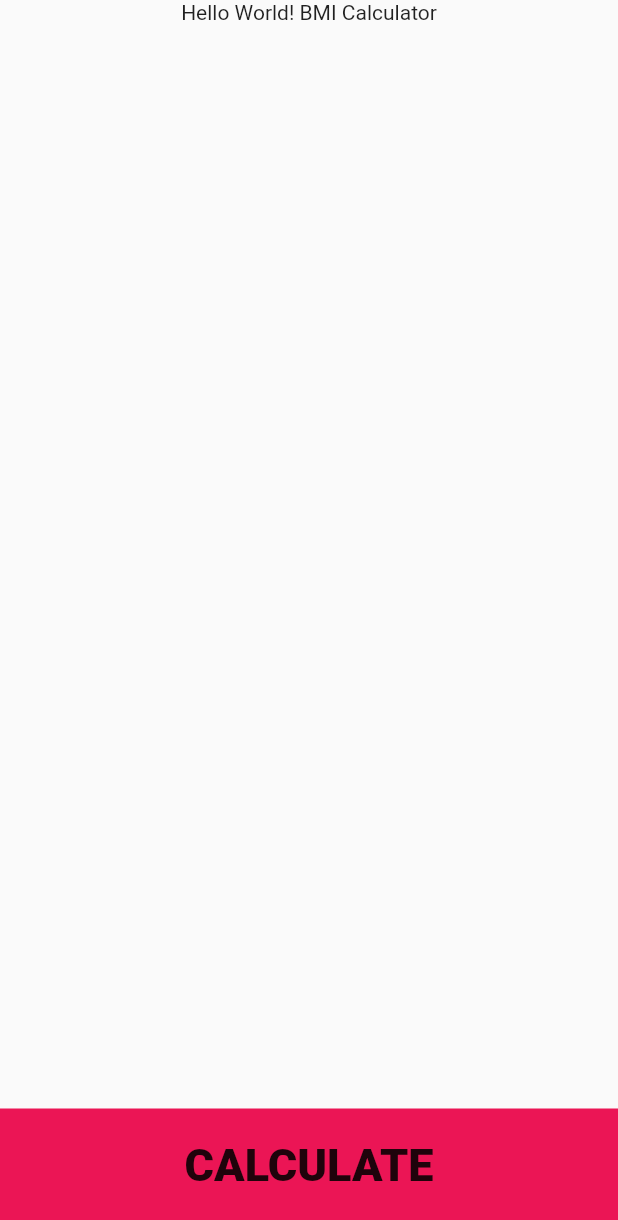
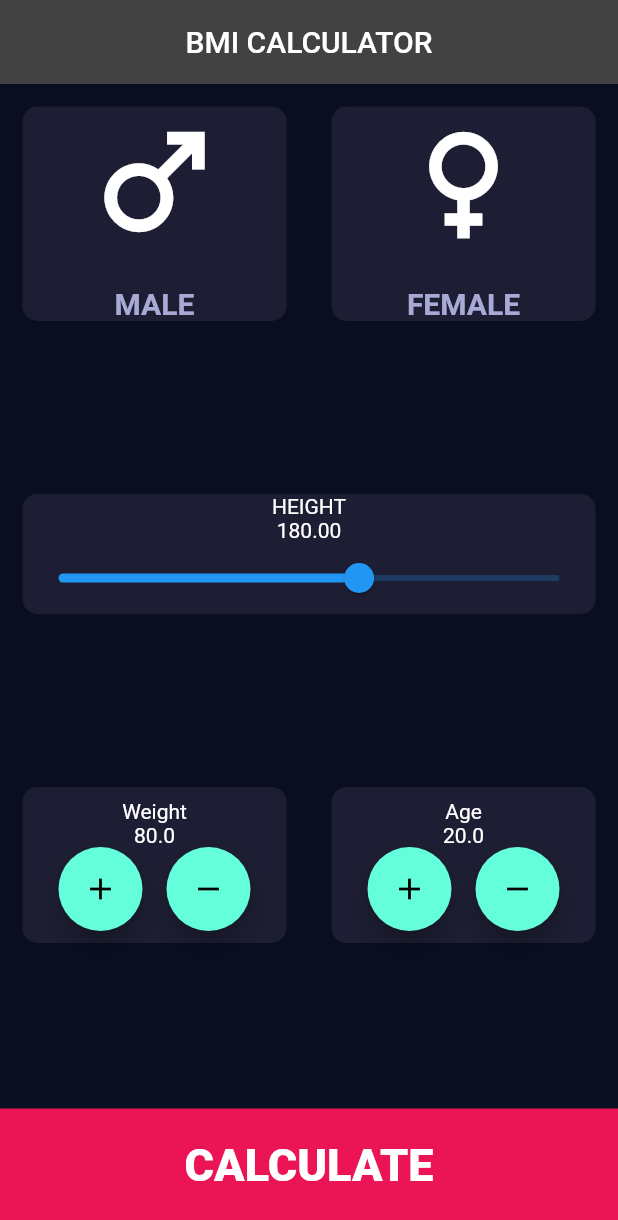
Before and after one commit to pkrenn/wia-bmi-calculator, a Flutter app: the screen it shows after launch, on a phone screen of 412 x 824 dp. Shown: the top 1220 px of the screen. Run offline on Flutter 3.47's test engine with Material 2 defaults, Android fonts, the phone set to English and light mode, and no system bars; our stand-ins replace firebase_core; accounts and stored records are empty; statements that could not run were skipped.

Commit message:
Finished Version

```diff
--- a/lib/components/Reusable_Card.dart
+++ b/lib/components/Reusable_Card.dart
@@ -1 +1,24 @@
 //Stateless or Stateful Widget?
+import 'package:flutter/material.dart';
+
+class ReusableCard extends StatelessWidget {
+  ReusableCard({Key? key, required this.child, required this.onPress, required this.color}) : super(key: key);
+
+  Widget child;
+  Function() onPress;
+  Color color;
+
+  Widget build(BuildContext context) {
+    return GestureDetector(
+      onTap: onPress,
+      child: Container(
+        child: child,
+        margin: EdgeInsets.all(15.0),
+        decoration: BoxDecoration(
+          color: color,
+          borderRadius: BorderRadius.circular(10.0),
+        ),
+      ),
+    );
+  }
+}
--- a/lib/components/card_details.dart
+++ b/lib/components/card_details.dart
@@ -1,8 +1,8 @@
 import 'package:flutter/material.dart';
 import '../constants.dart';
 
-class cardDetails extends StatelessWidget {
-  cardDetails({required this.cardIcon, required this.cardText});
+class CardDetails extends StatelessWidget {
+  CardDetails({required this.cardIcon, required this.cardText});
 
   final IconData cardIcon;
   final String cardText;
--- a/lib/main.dart
+++ b/lib/main.dart
@@ -14,6 +14,9 @@ class BMICalculator extends StatelessWidget {
   @override
   Widget build(BuildContext context) {
     return MaterialApp(
+      theme: ThemeData.dark().copyWith(
+        scaffoldBackgroundColor: Color(0xFF0A0E21),
+      ),
       home: InputPage(),
     );
   }
--- a/lib/screens/input_page.dart
+++ b/lib/screens/input_page.dart
@@ -1,6 +1,11 @@
+import 'package:bmi_calculator/bmi_brain.dart';
+import 'package:bmi_calculator/components/Reusable_Card.dart';
+import 'package:bmi_calculator/components/bottomButton.dart';
+import 'package:bmi_calculator/components/card_details.dart';
+import 'package:bmi_calculator/constants.dart';
 import 'package:flutter/material.dart';
+
 import 'result_page.dart';
-import 'package:bmi_calculator/components/bottomButton.dart';
 
 enum Gender {
   male,
@@ -13,24 +18,162 @@ class InputPage extends StatefulWidget {
 }
 
 class _InputPageState extends State<InputPage> {
+  Gender? gender;
+  double height = 180;
+  double weight = 80;
+  double age = 20;
+
 
   @override
   Widget build(BuildContext context) {
     return Scaffold(
+      appBar: AppBar(
+        title: Text("BMI CALCULATOR"),
+        centerTitle: true,
+        elevation: 0,
+      ),
       body: Column(
         crossAxisAlignment: CrossAxisAlignment.stretch,
         mainAxisSize: MainAxisSize.max,
         mainAxisAlignment: MainAxisAlignment.spaceBetween,
         children: [
-          Center(
-              child: Text("Hello World! BMI Calculator")
+          Row(
+            children: [
+              Expanded(
+                child: ReusableCard(
+                  child: CardDetails(
+                    cardIcon: Icons.male,
+                    cardText: "MALE",
+                  ),
+                  onPress: () {
+                    setState(() {
+                      gender = Gender.male;
+                    });
+                    debugPrint("PRESSED MALE!");
+                  },
+                  color: gender == Gender.male ? kTapCardColour : kCardColour,
+                ),
+              ),
+              Expanded(
+                child: ReusableCard(
+                  child: CardDetails(
+                    cardIcon: Icons.female,
+                    cardText: "FEMALE",
+                  ),
+                  onPress: () {
+                    setState(() {
+                      gender = Gender.female;
+                    });
+                    debugPrint("PRESSED FEMALE!");
+                  },
+                  color: gender == Gender.female ? kTapCardColour : kCardColour,
+                ),
+              ),
+            ],
+          ),
+          ReusableCard(
+            child: Column(
+              children: [
+                Text("HEIGHT"),
+                Text(height.toStringAsFixed(2)),
+                Slider(
+                  value: height,
+                  min: 120,
+                  max: 220,
+                  onChanged: (double newValue) {
+                    setState(() {
+                      height = newValue;
+                    });
+                  },
+                ),
+              ],
+            ),
+            color: kCardColour,
+            onPress: () {
+              debugPrint("PRESSED SLIDER!");
+            },
+          ),
+          Row(
+            children: [
+              Expanded(
+                child: ReusableCard(
+                    child: Padding(
+                      padding: const EdgeInsets.all(8.0),
+                      child: Column(children: [
+                        Text("Weight"),
+                        Text(weight.toString()),
+                        Row(
+                          mainAxisAlignment: MainAxisAlignment.spaceEvenly,
+                          children: [
+                            FloatingActionButton(
+                              onPressed: () {
+                                setState(() {
+                                  weight++;
+                                });
+                              },
+                              child: Icon(Icons.add),
+                            ),
+                            FloatingActionButton(
+                              onPressed: () {
+                                setState(() {
+                                  weight--;
+                                });
+                              },
+                              child: Icon(Icons.remove),
+                            ),
+                          ],
+                        )
+                      ]),
+                    ),
+                    onPress: () => {},
+                    color: kCardColour),
+              ),
+              Expanded(
+                child: ReusableCard(
+                    child: Padding(
+                      padding: const EdgeInsets.all(8.0),
+                      child: Column(children: [
+                        Text("Age"),
+                        Text(age.toString()),
+                        Row(
+                          mainAxisAlignment: MainAxisAlignment.spaceEvenly,
+                          children: [
+                            FloatingActionButton(
+                              onPressed: () {
+                                setState(() {
+                                  age++;
+                                });
+                              },
+                              child: Icon(Icons.add),
+                            ),
+                            FloatingActionButton(
+                              onPressed: () {
+                                setState(() {
+                                  age--;
+                                });
+                              },
+                              child: Icon(Icons.remove),
+                            ),
+                          ],
+                        )
+                      ]),
+                    ),
+                    onPress: () => {
+                          debugPrint("PRESSED AGE!"),
+                    },
+                    color: kCardColour),
+              ),
+            ],
           ),
           BottomButton(
             onTap: () {
+              var brain = CalculatorBrain(weight: weight.toInt(), height: height.toInt());
               Navigator.push(
                 context,
                 MaterialPageRoute(
-                  builder: (context) => ResultsPage(),
+                  builder: (context) => ResultsPage(
+                    bmiResult: brain.calculateBMI(),
+                  ),
                 ),
               );
             },
--- a/lib/screens/result_page.dart
+++ b/lib/screens/result_page.dart
@@ -3,12 +3,15 @@ import 'package:bmi_calculator/constants.dart';
 import 'package:bmi_calculator/components/bottomButton.dart';
 
 class ResultsPage extends StatelessWidget {
-  ResultsPage();
+  ResultsPage({required this.bmiResult});
+
+  String bmiResult;
+
   @override
   Widget build(BuildContext context) {
     return Scaffold(
       body: Center(
-          child: Text("Calculated!")
+          child: Text(bmiResult)
       ),
     );
   }
```
Also changed, not shown: 1 other file.
